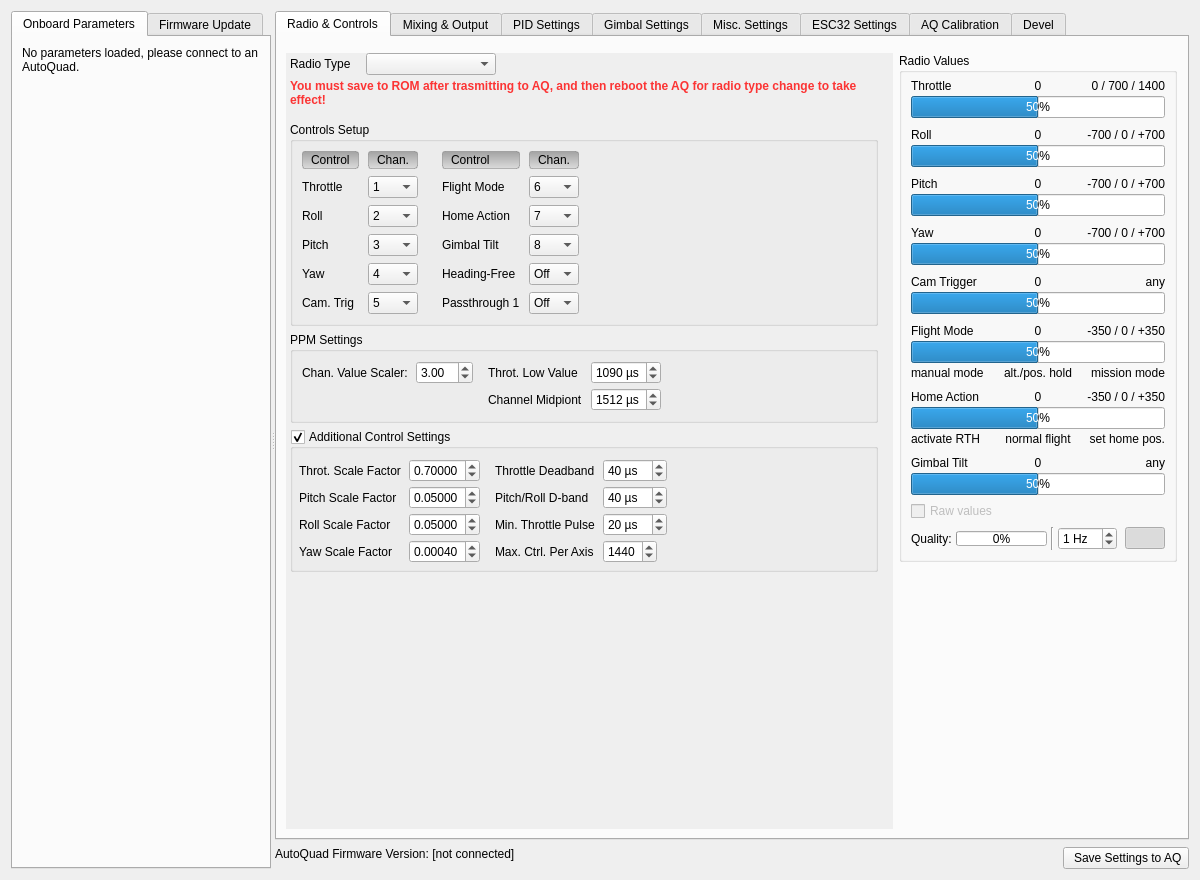
mpaperno/qgroundcontrol_aq, file src/ui/qgcautoquad.ui: the form before one commit.
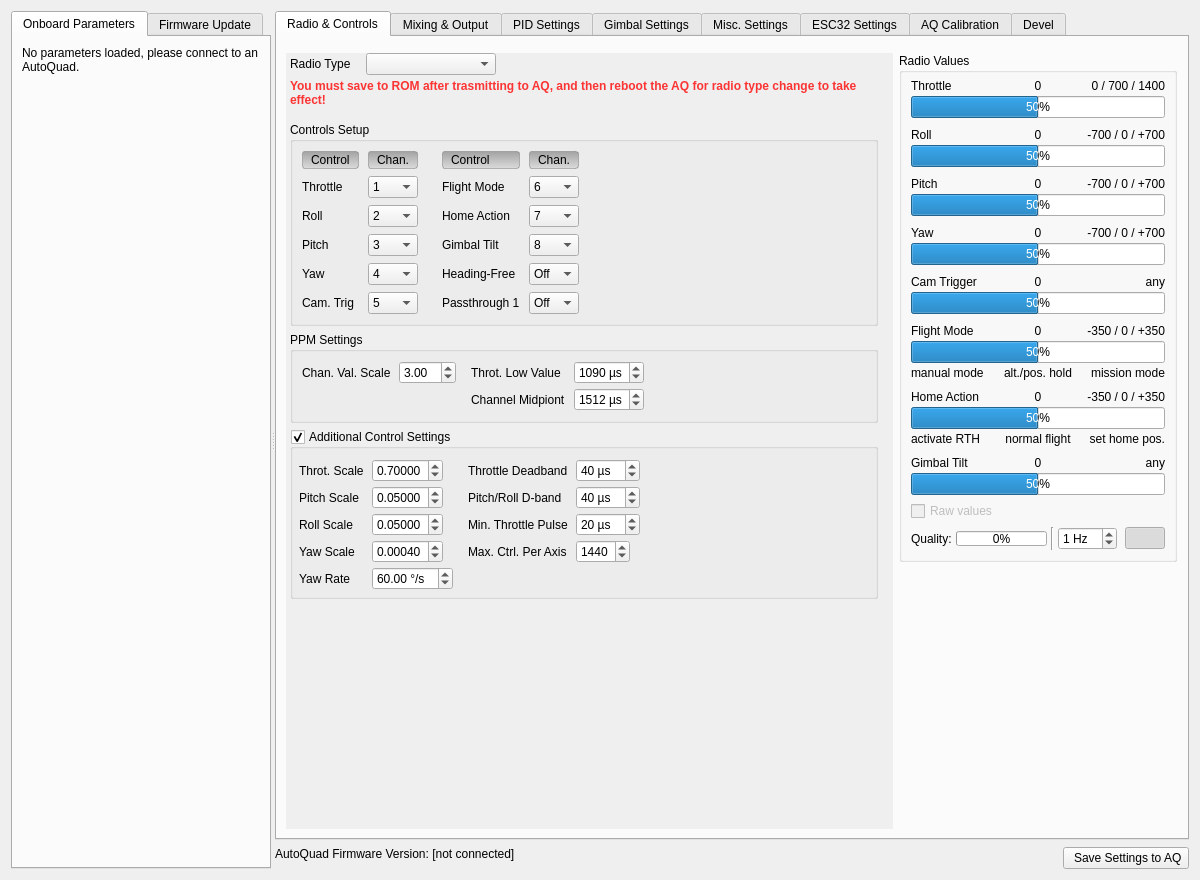
The form after the commit. Icons and pictures are not drawn.

Commit message: Add CTRL_MAN_YAW_RT param to Addl. Control Settings; Fix MOT_MIN/MOT_START confusion (MOT_MIN is new param name); Reduce horizontal space needed in Radio & Controls UI; Tooltip fixes/additions.

Diff of the .ui file:
```diff
--- a/src/ui/qgcautoquad.ui
+++ b/src/ui/qgcautoquad.ui
@@ -1068,7 +1068,7 @@
                <rect>
                 <x>0</x>
                 <y>0</y>
-                <width>625</width>
+                <width>633</width>
                 <height>778</height>
                </rect>
               </property>
@@ -2453,7 +2453,7 @@
                        <item row="0" column="0">
                         <widget class="QLabel" name="label_PPM_SCALER">
                          <property name="text">
-                          <string>Chan. Value Scaler:</string>
+                          <string>Chan. Val. Scale</string>
                          </property>
                         </widget>
                        </item>
@@ -2645,7 +2645,7 @@
                        <item row="0" column="0">
                         <widget class="QLabel" name="label_CTRL_FACT_THRO___N2">
                          <property name="text">
-                          <string>Throt. Scale Factor</string>
+                          <string>Throt. Scale</string>
                          </property>
                         </widget>
                        </item>
@@ -2683,7 +2683,7 @@
                           </sizepolicy>
                          </property>
                          <property name="text">
-                          <string>Pitch Scale Factor</string>
+                          <string>Pitch Scale</string>
                          </property>
                          <property name="alignment">
                           <set>Qt::AlignLeading|Qt::AlignLeft|Qt::AlignVCenter</set>
@@ -2718,7 +2718,7 @@
                        <item row="2" column="0">
                         <widget class="QLabel" name="label_CTRL_FACT_ROLL___N2">
                          <property name="text">
-                          <string>Roll Scale Factor</string>
+                          <string>Roll Scale</string>
                          </property>
                         </widget>
                        </item>
@@ -2750,7 +2750,7 @@
                        <item row="3" column="0">
                         <widget class="QLabel" name="label_CTRL_FACT_RUDD___N2">
                          <property name="text">
-                          <string>Yaw Scale Factor</string>
+                          <string>Yaw Scale</string>
                          </property>
                         </widget>
                        </item>
@@ -2779,6 +2779,41 @@
                          </property>
                         </widget>
                        </item>
+                       <item row="4" column="1">
+                        <widget class="QDoubleSpinBox" name="CTRL_MAN_YAW_RT">
+                         <property name="sizePolicy">
+                          <sizepolicy hsizetype="Maximum" vsizetype="Fixed">
+                           <horstretch>0</horstretch>
+                           <verstretch>0</verstretch>
+                          </sizepolicy>
+                         </property>
+                         <property name="toolTip">
+                          <string>&lt;html&gt;&lt;head/&gt;&lt;body&gt;&lt;p&gt;Manual mode yaw rate in degrees per second at full control deflection(+/-700).  This rate is scaled based on control stick position.&lt;/p&gt;&lt;/body&gt;&lt;/html&gt;</string>
+                         </property>
+                         <property name="suffix">
+                          <string> °/s</string>
+                         </property>
+                         <property name="decimals">
+                          <number>2</number>
+                         </property>
+                         <property name="maximum">
+                          <double>720.000000000000000</double>
+                         </property>
+                         <property name="singleStep">
+                          <double>1.000000000000000</double>
+                         </property>
+                         <property name="value">
+                          <double>60.000000000000000</double>
+                         </property>
+                        </widget>
+                       </item>
+                       <item row="4" column="0">
+                        <widget class="QLabel" name="label_CTRL_MAN_YAW_RT">
+                         <property name="text">
+                          <string>Yaw Rate</string>
+                         </property>
+                        </widget>
+                       </item>
                       </layout>
                      </item>
                      <item>
```
Left out of the diff: 105 changed lines with no effect on the pictures. The commit also changes 1 other file.
